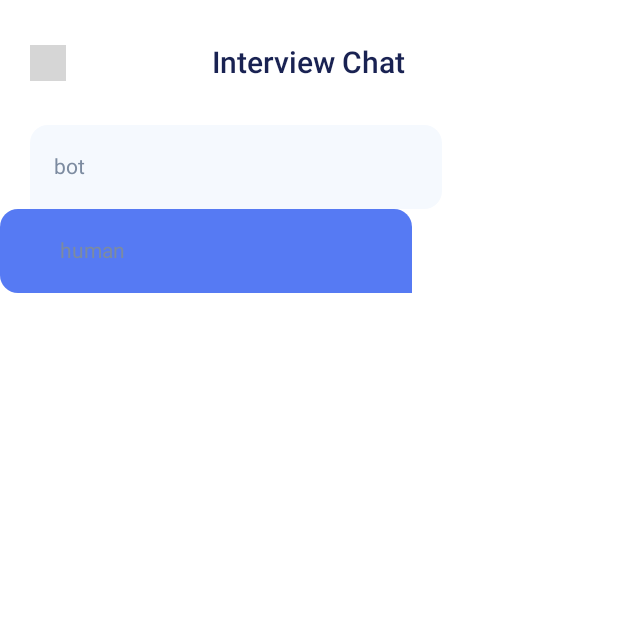
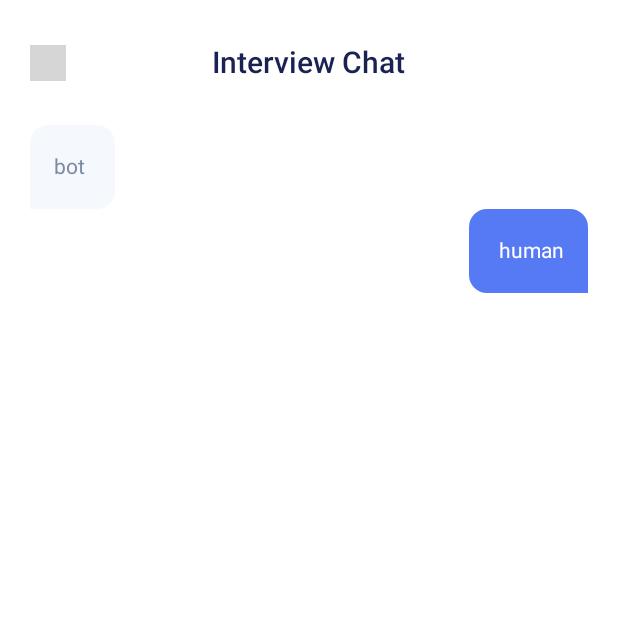
Before and after one commit to 1half-kr/life-bookshelf-client, an Android app built with Jetpack Compose: the composable InterviewContent shown on its own in the app's theme, on a phone screen of 412 x 824 dp, the top half of it. Run offline under Robolectric (Android 15) with nearby library versions, the phone set to English and light mode, and no system bars; our stand-ins replace Compose Multiplatform resources; pictures from the network do not load; 2 statements that could not run were skipped; grey boxes are pictures that could not be loaded.

```diff
--- a/composeApp/src/commonMain/kotlin/com/tdd/bookshelf/feature/interview/InterviewScreen.kt
+++ b/composeApp/src/commonMain/kotlin/com/tdd/bookshelf/feature/interview/InterviewScreen.kt
@@ -2,11 +2,13 @@ package com.tdd.bookshelf.feature.interview
 
 import androidx.compose.foundation.background
 import androidx.compose.foundation.layout.Box
+import androidx.compose.foundation.layout.BoxWithConstraints
 import androidx.compose.foundation.layout.Column
 import androidx.compose.foundation.layout.fillMaxSize
 import androidx.compose.foundation.layout.fillMaxWidth
 import androidx.compose.foundation.layout.padding
 import androidx.compose.foundation.layout.size
+import androidx.compose.foundation.layout.widthIn
 import androidx.compose.foundation.shape.RoundedCornerShape
 import androidx.compose.material3.Text
 import androidx.compose.runtime.Composable
@@ -81,16 +83,22 @@ private fun InterviewContent() {
 private fun InterviewChat(
     modifier: Modifier,
 ) {
-    Column(
+    BoxWithConstraints(
         modifier = modifier
             .padding(bottom = 120.dp)
+            .fillMaxWidth()
+    ) {
+        val chatMaxWidth = maxWidth * 0.7f
+
+        Column(
+            modifier = Modifier.fillMaxSize()
         ) {
             InterviewBotChatItem(
                 content = "bot",
                 modifier = Modifier
                     .align(Alignment.Start)
                     .padding(start = 20.dp)
-                .fillMaxWidth(0.7f)
+                    .widthIn(max = chatMaxWidth)
             )
 
             InterviewHumanChatItem(
@@ -98,8 +106,9 @@ private fun InterviewChat(
                 modifier = Modifier
                     .align(Alignment.End)
                     .padding(end = 20.dp)
-                .fillMaxWidth(0.7f)
+                    .widthIn(max = chatMaxWidth)
             )
+        }
     }
 }
 
@@ -119,7 +128,7 @@ private fun InterviewBotChatItem(
             style = BookShelfTypo.Regular,
             fontSize = 14.sp,
             modifier = Modifier
-                .padding(top = 20.dp, bottom = 20.dp, start = 16.dp, end = 40.dp)
+                .padding(top = 20.dp, bottom = 20.dp, start = 16.dp, end = 20.dp)
         )
     }
 }
@@ -136,11 +145,11 @@ private fun InterviewHumanChatItem(
     ) {
         Text(
             text = content,
-            color = Gray600,
+            color = White0,
             style = BookShelfTypo.Regular,
             fontSize = 14.sp,
             modifier = Modifier
-                .padding(top = 20.dp, bottom = 20.dp, end = 16.dp, start = 40.dp)
+                .padding(top = 20.dp, bottom = 20.dp, end = 16.dp, start = 20.dp)
         )
     }
 }
```
Lines whose indentation alone changed are shown as unchanged.
